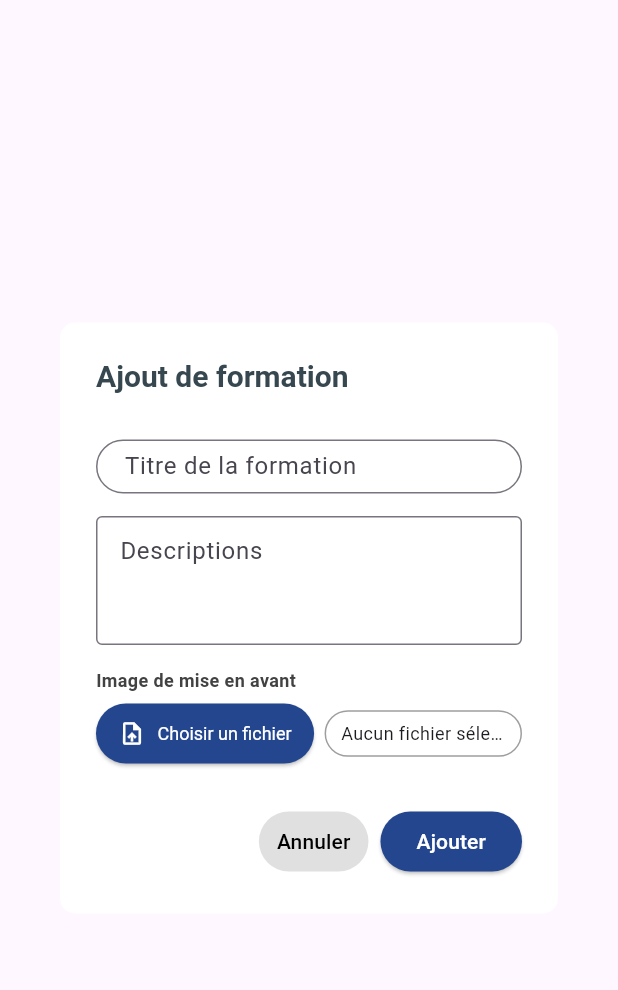
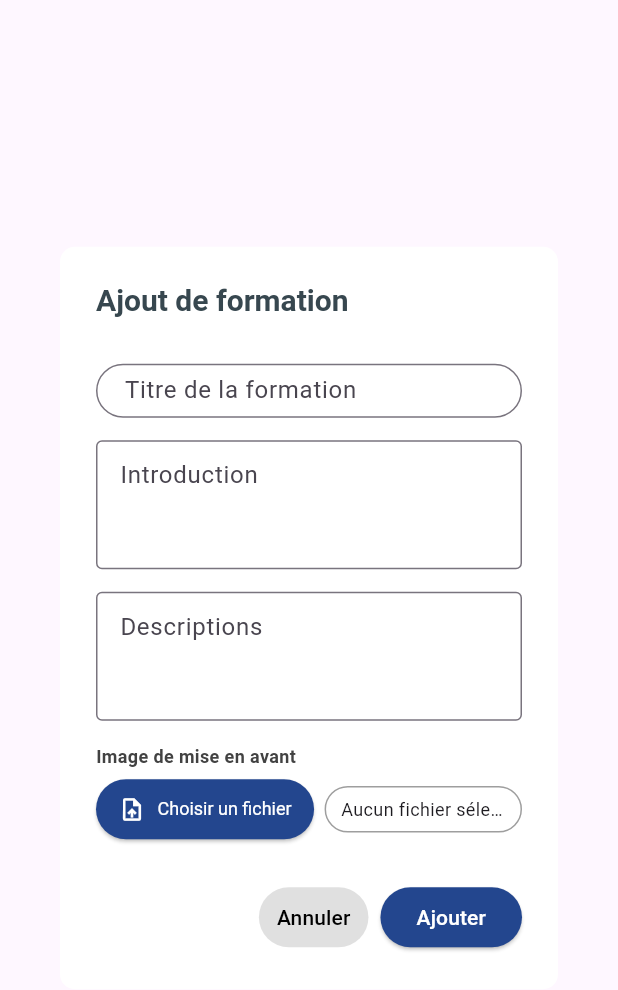
Before and after one commit to IALYFrancisco/NUMEDU_WEB, a Flutter app: the FormationForm widget shown alone on an empty page, opened directly with empty values, on a phone screen of 412 x 824 dp. Shown: the top 990 px of the screen. Run offline on Flutter 3.47's test engine with Material 3 defaults, Android fonts, the phone set to English and light mode, and no system bars; our stand-ins replace cloud_firestore, firebase_core, flutter_dotenv; accounts and stored records are empty.

Commit message:
ajout de champ de saisie d'introduction pour l'ajout de formation

```diff
--- a/lib/views/formations.dart
+++ b/lib/views/formations.dart
@@ -13,6 +13,7 @@ class FormationsPage extends StatefulWidget {
 
 class _FormationsPageState extends State<FormationsPage> {
   final TextEditingController nomController = TextEditingController();
+  final TextEditingController introductionController = TextEditingController(); // 🔥 Nouveau
   final TextEditingController descriptionsController = TextEditingController();
   final TextEditingController imageController = TextEditingController();
   final TextEditingController searchController = TextEditingController();
@@ -22,6 +23,7 @@ class _FormationsPageState extends State<FormationsPage> {
   @override
   void dispose() {
     nomController.dispose();
+    introductionController.dispose(); // 🔥
     descriptionsController.dispose();
     imageController.dispose();
     searchController.dispose();
@@ -74,6 +76,7 @@ class _FormationsPageState extends State<FormationsPage> {
 
   Future<void> _submitFormation(BuildContext context) async {
     final title = nomController.text.trim();
+    final introduction = introductionController.text.trim(); // 🔥
     final descriptions = descriptionsController.text.trim();
 
     if (title.isEmpty) {
@@ -95,6 +98,7 @@ class _FormationsPageState extends State<FormationsPage> {
       final data = {
         'formationID': docRef.id,
         'title': title,
+        'introduction': introduction, // 🔥
         'descriptions': descriptions,
         'add_date': FieldValue.serverTimestamp(),
         'image': '',
@@ -104,6 +108,7 @@ class _FormationsPageState extends State<FormationsPage> {
       await docRef.set(data);
 
       nomController.clear();
+      introductionController.clear(); // 🔥
       descriptionsController.clear();
       imageController.clear();
       _imageBytes = null;
@@ -160,6 +165,7 @@ class _FormationsPageState extends State<FormationsPage> {
                     context: context,
                     builder: (_) => FormationForm(
                       nomController: nomController,
+                      introductionController: introductionController, // 🔥 Obligatoire
                       descriptionsController: descriptionsController,
                       imageController: imageController,
                       onPickImage: () async {},
@@ -303,9 +309,9 @@ class _FormationsPageState extends State<FormationsPage> {
                                               ),
                                             ),
                                             const PopupMenuItem(
-                                                height: 32,
-                                                child: Text("Ajouter un module", style: TextStyle(fontSize: 13, fontWeight: FontWeight.w600)),
-                                              ),
+                                              height: 32,
+                                              child: Text("Ajouter un module", style: TextStyle(fontSize: 13, fontWeight: FontWeight.w600)),
+                                            ),
                                           ],
                                           child: const Icon(Icons.more_vert),
                                         ),
--- a/lib/widgets/formation_form.dart
+++ b/lib/widgets/formation_form.dart
@@ -3,6 +3,7 @@ import 'package:flutter/material.dart';
 
 class FormationForm extends StatefulWidget {
   final TextEditingController nomController;
+  final TextEditingController introductionController; // 🔥 Nouveau champ
   final TextEditingController descriptionsController;
   final TextEditingController imageController;
   final Future<void> Function(BuildContext) onSubmit;
@@ -12,6 +13,7 @@ class FormationForm extends StatefulWidget {
   const FormationForm({
     super.key,
     required this.nomController,
+    required this.introductionController, // 🔥
     required this.descriptionsController,
     required this.imageController,
     required this.onSubmit,
@@ -39,10 +41,12 @@ class _FormationFormState extends State<FormationForm> {
       ),
       content: SizedBox(
         width: 350,
+        child: SingleChildScrollView(
           child: Column(
             mainAxisSize: MainAxisSize.min,
             children: [
               const SizedBox(height: 15),
+              // Titre
               SizedBox(
                 height: 36,
                 child: TextField(
@@ -59,6 +63,19 @@ class _FormationFormState extends State<FormationForm> {
                 ),
               ),
               const SizedBox(height: 15),
+              // Introduction
+              TextField(
+                controller: widget.introductionController,
+                maxLines: 3,
+                decoration: const InputDecoration(
+                  labelText: 'Introduction',
+                  border: OutlineInputBorder(),
+                  alignLabelWithHint: true,
+                ),
+                style: const TextStyle(fontSize: 12),
+              ),
+              const SizedBox(height: 15),
+              // Description
               TextField(
                 controller: widget.descriptionsController,
                 maxLines: 3,
@@ -70,6 +87,7 @@ class _FormationFormState extends State<FormationForm> {
                 style: const TextStyle(fontSize: 12),
               ),
               const SizedBox(height: 15),
+              // Image
               Column(
                 crossAxisAlignment: CrossAxisAlignment.start,
                 children: [
@@ -133,6 +151,7 @@ class _FormationFormState extends State<FormationForm> {
             ],
           ),
         ),
+      ),
       actions: [
         TextButton(
           onPressed: () => Navigator.of(context).pop(),
```
Lines whose indentation alone changed are shown as unchanged.
